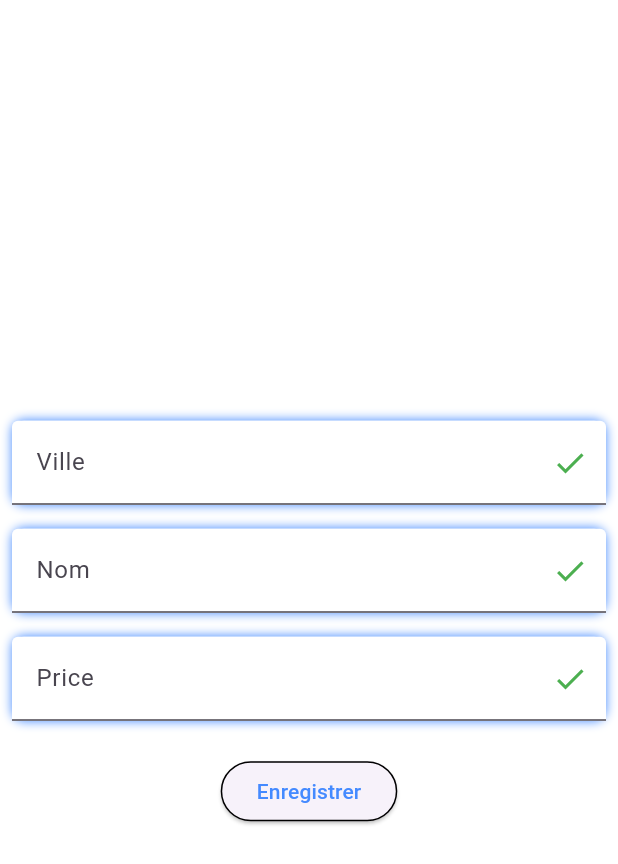
After one commit to Murielle05/host, a Flutter app: the screen it shows after launch, item 3 of the bottom bar chosen, in the side drawer, after a tap on "Create a new Hotel", on a phone screen of 412 x 824 dp. The commit adds this screen. Shown: the top 864 px of the screen. Run offline on Flutter 3.47's test engine with Material 3 defaults, Android fonts, the phone set to English and light mode, and no system bars; our stand-ins replace flashy_tab_bar2, glass_kit, google_fonts, google_maps_flutter, location, shared_preferences and 1 more; missing offline and left inert: flutter_fast_forms, random_avatar, scrollable_clean_calendar; accounts and stored records are empty.

Commit message:
sqflite, hotel&hotelprovider

```diff
--- /dev/null
+++ b/lib/components/form/customButton.dart
@@ -0,0 +1,25 @@
+import'package:flutter/material.dart';
+import 'package:google_fonts/google_fonts.dart';
+class CustomButton extends StatelessWidget {
+
+  void Function()? onPressed;
+  CustomButton ({super.key, required this.onPressed});
+  @override
+  Widget build(BuildContext context) {
+    return Container(
+      child: ElevatedButton(
+          onPressed: onPressed,
+          style: ElevatedButton.styleFrom(
+            side: BorderSide(
+
+            )
+          ),
+          child: Text(
+              "Enregistrer",
+              style: GoogleFonts.daysOne(
+                color: Colors.blueAccent
+
+              )))
+    );
+  }
+}
--- /dev/null
+++ b/lib/components/form/customFormField.dart
@@ -0,0 +1,49 @@
+import 'package:flutter/material.dart';
+import 'package:google_fonts/google_fonts.dart';
+import 'package:host/theme/palette.dart';
+class CustomFormField extends StatelessWidget {
+  final TextEditingController controller;
+  final TextInputType keyboard;
+  final String label;
+  final String hintText;
+
+  CustomFormField({
+    super.key,
+    required this.controller,
+    required this.keyboard,
+    required this.label,
+    required this.hintText
+  });
+  @override
+  Widget build(BuildContext context) {
+    return Padding(
+      padding: const EdgeInsets.all(8.0),
+      child: Container(
+        decoration: BoxDecoration(
+          color: Colors.white,
+          borderRadius: BorderRadius.circular(8),
+          boxShadow: [
+            BoxShadow(
+              color: Colors.blueAccent,
+              spreadRadius: 0,
+              blurRadius: 5,
+            )
+          ]
+        ),
+        child: TextField(
+          controller: controller,
+          keyboardType: keyboard,
+          decoration: InputDecoration(
+            label: Text(label),
+            hintText: hintText,
+            labelStyle: GoogleFonts.daysOne(
+            ),
+            suffixIcon: Icon(Icons.check_sharp, color: Colors.green,),
+            filled: true,
+            fillColor: Palette.backgroundColor
+          )
+        )
+      ),
+    );
+  }
+}
--- a/lib/components/likeButton.dart
+++ b/lib/components/likeButton.dart
@@ -1,5 +1,5 @@
-
 import 'package:flutter/material.dart';
+import 'package:shared_preferences/shared_preferences.dart';
 class LikeButton extends StatefulWidget {
   const LikeButton({super.key});
 
@@ -9,10 +9,28 @@ class LikeButton extends StatefulWidget {
 
 class _LikeButtonState extends State<LikeButton> {
 
-  bool liked = false;
-  void onPressed(){
+  late bool liked = false ;
+
+  void onPressed() async{
+    final prefs = await SharedPreferences.getInstance();
     setState(() {
       liked = !liked;
+      prefs.setBool("like", liked);
+    });
+  }
+
+  @override
+  void initState() {
+    // TODO: implement initState
+    super.initState();
+    likeInit();
+  }
+
+  void likeInit() async {
+    final prefs = await SharedPreferences.getInstance();
+    var liked = prefs.getBool("like");
+    setState(() {
+      this.liked = liked!;
     });
   }
   @override
@@ -28,8 +46,8 @@ class _LikeButtonState extends State<LikeButton> {
                 color: Color.fromRGBO(255, 255, 255, 0.5019607843137255)
             ),
             child: IconButton(
-              icon: liked ? Icon(Icons.favorite) : Icon(Icons.favorite_outline),
-              color: liked ? Colors.red : Colors.white,
+              icon: liked! ? Icon(Icons.favorite) : Icon(Icons.favorite_outline),
+              color: liked! ? Colors.red : Colors.white,
               onPressed: onPressed,
               )
         ),
--- a/lib/components/popularContainer.dart
+++ b/lib/components/popularContainer.dart
@@ -3,6 +3,7 @@ import 'package:glass_kit/glass_kit.dart';
 import 'package:google_fonts/google_fonts.dart';
 import 'package:host/components/likeButton.dart';
 import 'package:host/theme/palette.dart';
+import 'package:shared_preferences/shared_preferences.dart';
 class PopularContainerPage extends StatelessWidget {
   final String ville;
   final String hotelName;
@@ -14,12 +15,20 @@ class PopularContainerPage extends StatelessWidget {
     required this.ville,
     required this.hotelName,
     required this.image,
-    required this.price
+    required this.price,
   });
 
 
+
+  void initLike() async {
+    final prefs = await SharedPreferences.getInstance();
+    var liked = prefs.getBool("like");
+  }
+
   @override
   Widget build(BuildContext context) {
+
+    initLike();
     return Padding(
       padding: const EdgeInsets.only(right: 15),
       child: Container(
--- a/lib/main.dart
+++ b/lib/main.dart
@@ -1,4 +1,5 @@
 import 'package:flutter/material.dart';
+import 'package:host/pages/addHotels.dart';
 import 'package:host/screens/homeScreen.dart';
 import 'package:host/theme/palette.dart';
 
@@ -17,6 +18,9 @@ class MyApp extends StatelessWidget {
       title: 'Hostel Five Stars',
       theme: Palette.lightModeTheme,
       home: HomeScreen() ,
+      routes: {
+        AddHotelsPage.routeName : (context)=> AddHotelsPage()
+      },
     );
   }
 }
--- /dev/null
+++ b/lib/pages/addHotels.dart
@@ -0,0 +1,50 @@
+import 'package:flutter/material.dart';
+import 'package:flutter_fast_forms/flutter_fast_forms.dart';
+import 'package:host/components/form/customButton.dart';
+import 'package:host/components/form/customFormField.dart';
+class AddHotelsPage extends StatefulWidget {
+  static String routeName = "/add-hotel";
+  const AddHotelsPage({super.key});
+
+  @override
+  State<AddHotelsPage> createState() => _AddHotelsPageState();
+}
+
+class _AddHotelsPageState extends State<AddHotelsPage> {
+final formKey = GlobalKey<FormState>();
+final villeController = TextEditingController();
+final nameController = TextEditingController();
+final imageController = TextEditingController();
+final priceController = TextEditingController();
+
+void onPressed(){
+
+}
+  @override
+  Widget build(BuildContext context) {
+    return Scaffold(
+      body: Center(
+        child: Column(
+          mainAxisAlignment: MainAxisAlignment.center,
+          children: [
+            Form(
+              key: formKey,
+              child: Column(
+                children: [
+                  CustomFormField(controller: villeController, keyboard: TextInputType.text, label: "Ville", hintText: "Entrer le nom de la ville"),
+                  CustomFormField(controller: nameController, keyboard: TextInputType.text, label: "Nom", hintText: "Entrer le nom de l'hôtel"),
+                  CustomFormField(controller: priceController, keyboard: TextInputType.number, label: "Price", hintText: "Entrer le prix",),
+                  SizedBox(height: 15),
+                  CustomButton(onPressed: onPressed),
+               ],
+              ),
+            )
+          ]
+        )
+
+      )
+
+
+    );
+  }
+}
--- a/lib/pages/home_page.dart
+++ b/lib/pages/home_page.dart
@@ -2,6 +2,8 @@ import 'package:flutter/material.dart';
 import 'package:google_fonts/google_fonts.dart';
 import 'package:host/components/popularContainer.dart';
 import 'package:host/components/searchField.dart';
+import 'package:host/provider/favorite_provider.dart';
+import 'package:provider/provider.dart';
 import 'package:random_avatar/random_avatar.dart';
 
 class HomePage extends StatelessWidget {
@@ -27,6 +29,7 @@ class HomePage extends StatelessWidget {
       200.0
     ]
   ];
+
   @override
   Widget build(BuildContext context) {
     return Padding(
--- a/lib/screens/homeScreen.dart
+++ b/lib/screens/homeScreen.dart
@@ -1,5 +1,6 @@
 import 'package:flashy_tab_bar2/flashy_tab_bar2.dart';
 import 'package:flutter/material.dart';
+import 'package:host/pages/addHotels.dart';
 import 'package:host/pages/calendar_page.dart';
 import 'package:host/pages/home_page.dart';
 import 'package:host/pages/location_page.dart';
@@ -42,6 +43,12 @@ class _HomeScreenState extends State<HomeScreen> {
             ListTile(
               leading: Icon(Icons.home),
               title: Text("Home"),
+            ),
+            SizedBox(height: 10,),
+            ListTile(
+              leading: Icon(Icons.add),
+              title: Text("Create a new Hotel"),
+              onTap: () => Navigator.pushNamed(context, AddHotelsPage.routeName),
             ),
             SizedBox(height: 10,),
             ListTile(
--- a/pubspec.yaml
+++ b/pubspec.yaml
@@ -48,6 +48,10 @@ dependencies:
   sqflite:
   flutter_launcher_icons:
   scrollable_clean_calendar:
+  provider:
+  validation_textformfield:
+  flutter_fast_forms:
+  native_drag_n_drop:
 
 
 dev_dependencies:
```
Also changed, not shown: lib/models/hotel.dart (added, +118 -0 lines), lib/provider/favorite_provider.dart (added, +25 -0 lines), pubspec.lock, 1 other file.
